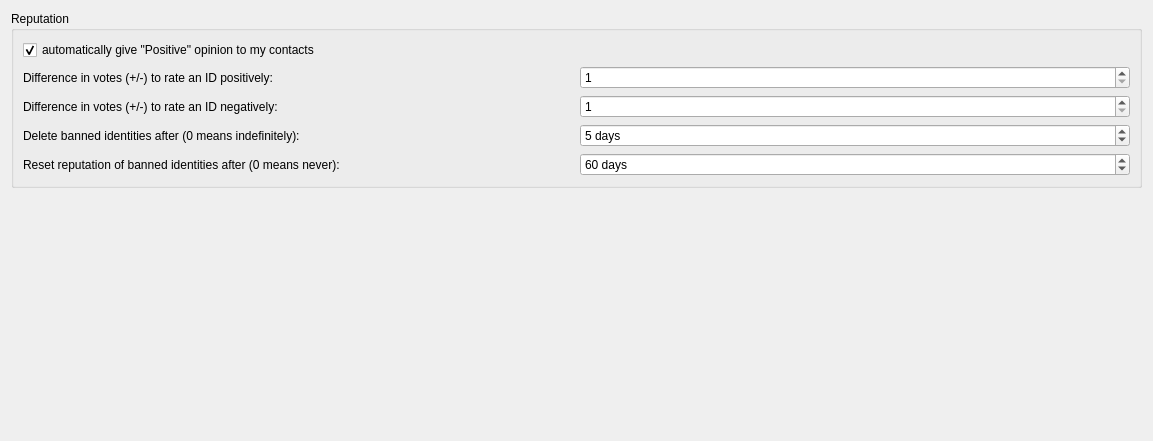
Before: the Qt Designer form retroshare-gui/src/gui/settings/PeoplePage.ui in RetroShare/RetroShare, drawn with Qt 5.
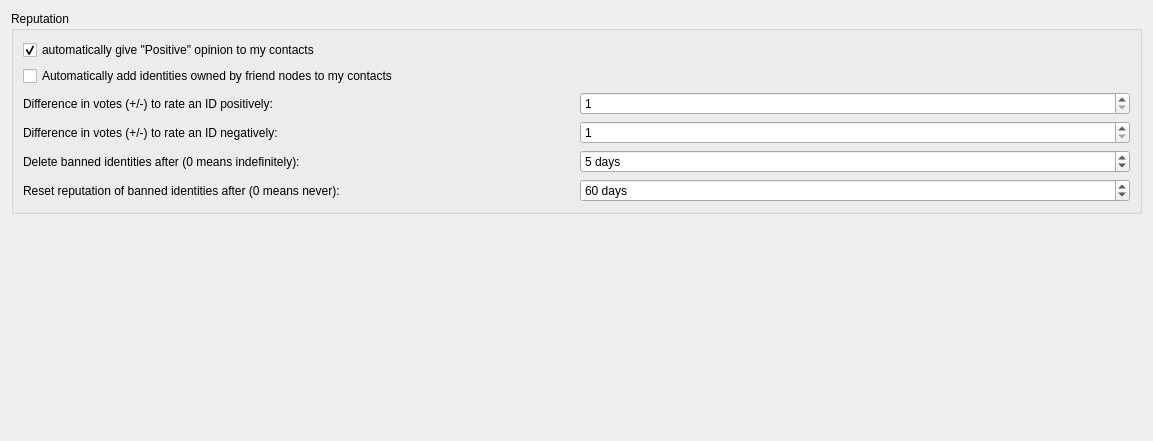
After: the same form once the commit is applied.

Commit message: added button (enabled by default) to automatically add IDs signed by friends as contacts

```diff
--- a/retroshare-gui/src/gui/settings/PeoplePage.ui
+++ b/retroshare-gui/src/gui/settings/PeoplePage.ui
@@ -30,6 +30,13 @@
         </property>
        </widget>
       </item>
+      <item>
+       <widget class="QCheckBox" name="autoAddFriendIdsAsContact_CB">
+        <property name="text">
+         <string>Automatically add identities owned by friend nodes to my contacts</string>
+        </property>
+       </widget>
+      </item>
       <item>
        <layout class="QGridLayout" name="gridLayout">
         <item row="1" column="0">
```
The commit also changes 5 other files.
